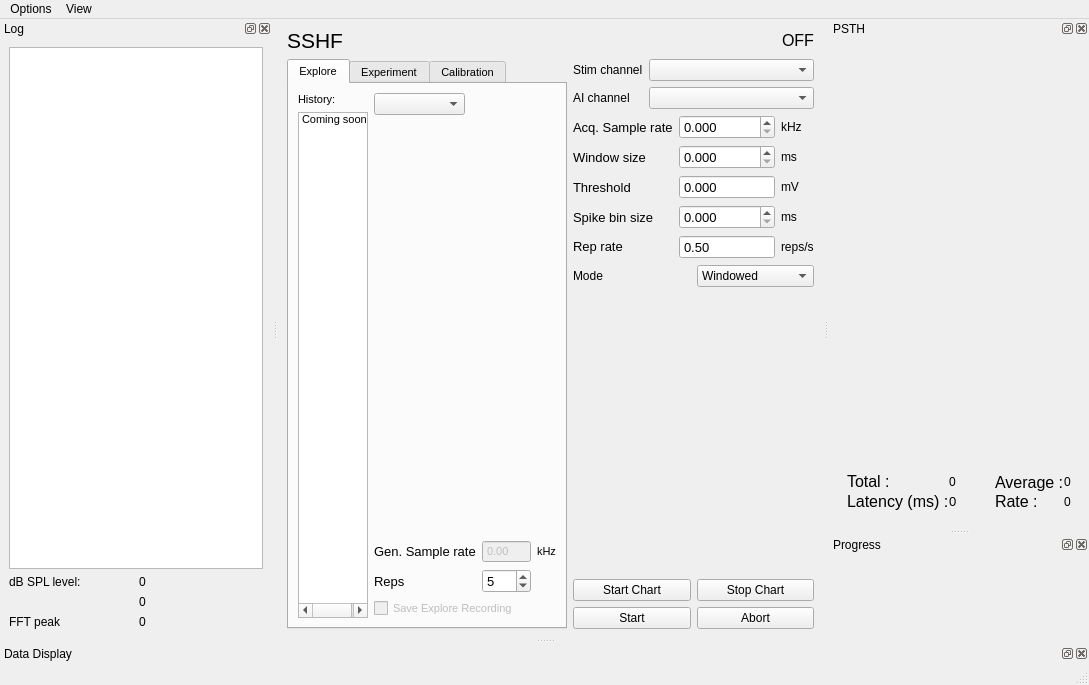
portfors-lab/sparkle, file spikeylab/main/main_control.ui: the form before one commit.
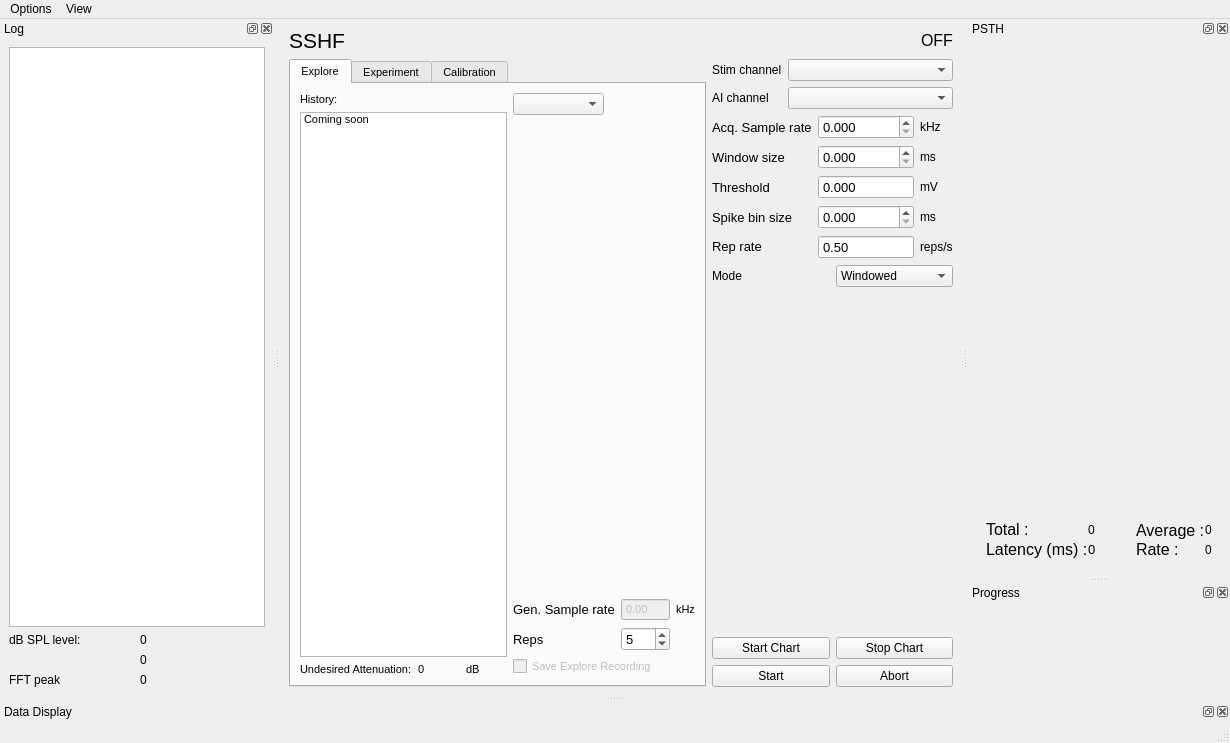
The form after the commit. Custom widgets are drawn as their Qt base class.

Commit message: Overloaded attenuation reports to label on GUI

The edit to the form file:
```diff
--- a/spikeylab/main/main_control.ui
+++ b/spikeylab/main/main_control.ui
@@ -6,8 +6,8 @@
    <rect>
     <x>0</x>
     <y>0</y>
-    <width>1089</width>
-    <height>685</height>
+    <width>1230</width>
+    <height>743</height>
    </rect>
   </property>
   <property name="windowTitle">
@@ -95,6 +95,31 @@
               </item>
              </widget>
             </item>
+            <item>
+             <layout class="QGridLayout" name="gridLayout_6">
+              <item row="0" column="0">
+               <widget class="QLabel" name="label_20">
+                <property name="text">
+                 <string>Undesired Attenuation:</string>
+                </property>
+               </widget>
+              </item>
+              <item row="0" column="1">
+               <widget class="QLabel" name="over_atten_lbl">
+                <property name="text">
+                 <string>0</string>
+                </property>
+               </widget>
+              </item>
+              <item row="0" column="2">
+               <widget class="QLabel" name="label_23">
+                <property name="text">
+                 <string>dB</string>
+                </property>
+               </widget>
+              </item>
+             </layout>
+            </item>
            </layout>
           </item>
           <item>
@@ -640,7 +665,7 @@
     <rect>
      <x>0</x>
      <y>0</y>
-     <width>1089</width>
+     <width>1230</width>
      <height>21</height>
     </rect>
    </property>
```
The commit also changes 3 other files.
